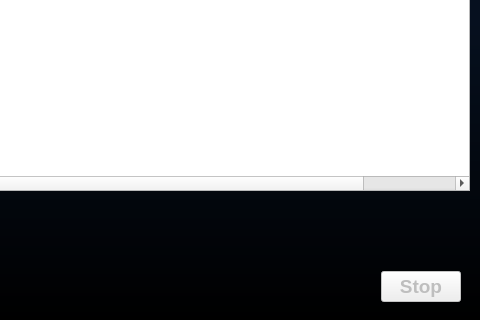
Qt form src/ui/MainWindow.ui (bitcap-co/bitcap-ipr) before a commit; both pictures show x 120 to 600 and y 280 to 600 of the 600 by 600 pixel window.
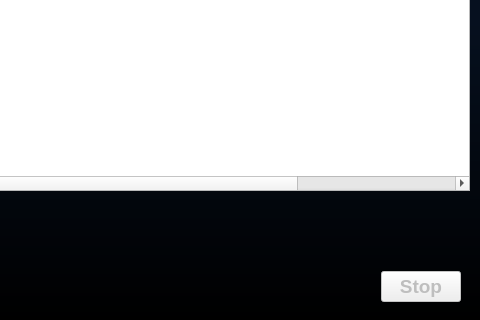
The same form after that commit. The open tabs and pages were chosen to show the change.

What changed in the file:
```diff
--- a/src/ui/MainWindow.ui
+++ b/src/ui/MainWindow.ui
@@ -156,7 +156,7 @@
           <bool>true</bool>
          </property>
          <property name="columnCount">
-          <number>6</number>
+          <number>7</number>
          </property>
          <attribute name="horizontalHeaderMinimumSectionSize">
           <number>40</number>
```
